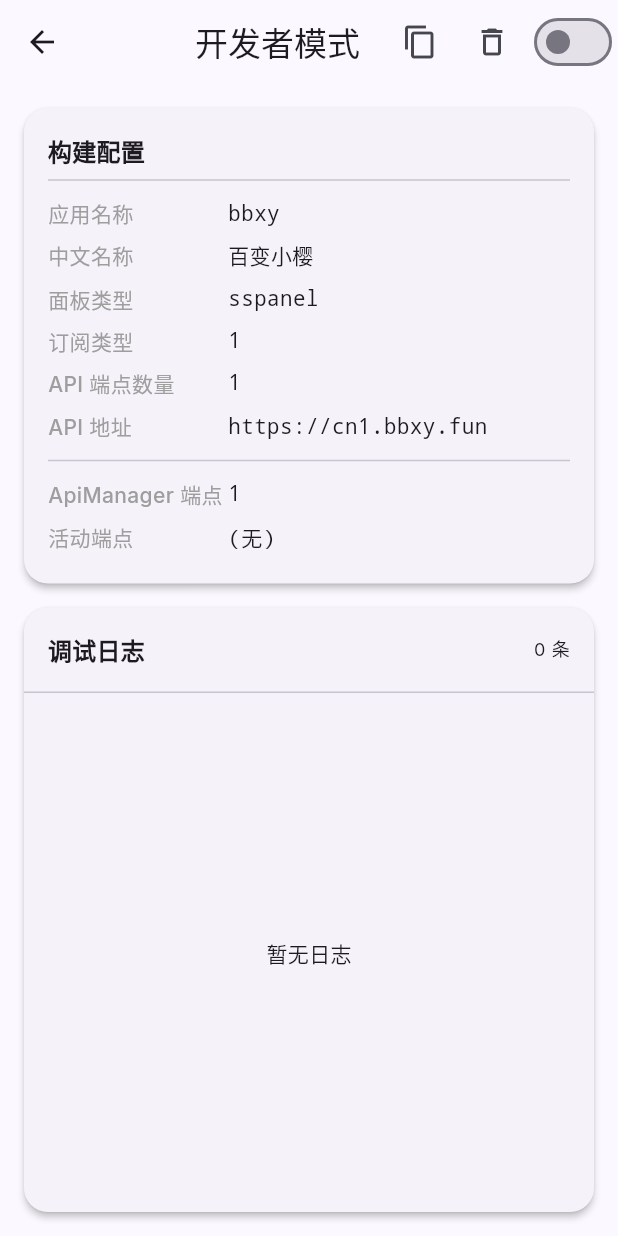
After one commit to annabeautiful1/vortex-app, a Flutter app: the DebugPanel screen opened directly, on a phone screen of 412 x 824 dp. The commit adds this screen. Run offline on Flutter 3.47's test engine with Material 3 defaults, Android fonts, the phone set to English and light mode, and no system bars; our stand-ins replace dio, flutter_animate, flutter_riverpod, flutter_secure_storage, go_router, google_fonts and 5 more; missing offline and left inert: dart:ffi; accounts and stored records are empty; network calls fail.

Commit message:
feat: 添加开发者模式调试面板
- 创建 DevMode 工具类用于记录调试日志
- 创建 DebugPanel 页面显示配置信息和日志
- 在登录页 Logo 连续点击 5 次可打开调试面板
- BuildConfig 和 ApiManager 添加详细调试日志
- 显示 API 端点测试结果、配置加载状态等信息
- 支持复制日志到剪贴板

🤖 Generated with [Claude Code](https://claude.com/claude-code)

Co-Authored-By: Claude <noreply@anthropic.com>

```diff
--- a/lib/core/api/api_manager.dart
+++ b/lib/core/api/api_manager.dart
@@ -1,5 +1,6 @@
 import 'package:dio/dio.dart';
 import '../utils/logger.dart';
+import '../utils/dev_mode.dart';
 import '../config/build_config.dart';
 import '../../shared/constants/app_constants.dart';
 
@@ -125,17 +126,33 @@ class ApiManager {
     VortexLogger.i(
       'ApiManager initialized with ${_endpoints.length} endpoints',
     );
+    DevMode.instance.log(
+      'ApiManager',
+      '初始化完成',
+      detail: '端点数量: ${_endpoints.length}',
+    );
   }
 
   /// Load API endpoints from BuildConfig
   void _loadEndpointsFromConfig() {
     final config = BuildConfig.instance;
 
+    DevMode.instance.log(
+      'ApiManager',
+      '从配置加载端点',
+      detail:
+          '''
+配置中的端点数量: ${config.apiEndpoints.length}
+端点列表: ${config.apiEndpoints}''',
+    );
+
     // Add API endpoints from config
     for (var i = 0; i < config.apiEndpoints.length; i++) {
       final url = config.apiEndpoints[i];
       if (url.isNotEmpty) {
-        addEndpoint(ApiEndpoint(url: _normalizeUrl(url), priority: i));
+        final normalizedUrl = _normalizeUrl(url);
+        addEndpoint(ApiEndpoint(url: normalizedUrl, priority: i));
+        DevMode.instance.log('ApiManager', '添加端点', detail: normalizedUrl);
       }
     }
 
@@ -176,30 +193,64 @@ class ApiManager {
 
   /// Test API endpoint availability
   Future<bool> testEndpoint(ApiEndpoint endpoint) async {
+    final testUrl = '${endpoint.url}$guestConfigEndpoint';
+    DevMode.instance.log('ApiManager', '测试端点', detail: testUrl);
+
     try {
-      final testUrl = '${endpoint.url}$guestConfigEndpoint';
-
       final response = await _dio.get(
         testUrl,
         options: Options(receiveTimeout: AppConstants.pingTimeout),
+      );
+
+      DevMode.instance.log(
+        'ApiManager',
+        '端点响应',
+        detail:
+            '''
+URL: $testUrl
+状态码: ${response.statusCode}
+响应类型: ${response.data.runtimeType}''',
       );
 
       if (response.statusCode == 200) {
         if (BuildConfig.instance.isV2board) {
           // V2board returns JSON with data field
           final data = response.data;
-          return data != null && data['data'] != null;
+          final success = data != null && data['data'] != null;
+          DevMode.instance.log(
+            'ApiManager',
+            'V2board 端点测试',
+            detail: '成功: $success',
+          );
+          return success;
         } else {
           // SSPanel returns JSON with config fields
           final data = response.data;
-          return data != null &&
+          final success =
+              data != null &&
               (data['is_email_verify'] != null ||
                   data['app_description'] != null);
+          DevMode.instance.log(
+            'ApiManager',
+            'SSPanel 端点测试',
+            detail:
+                '''
+成功: $success
+响应数据: $data''',
+          );
+          return success;
         }
       }
+      DevMode.instance.log(
+        'ApiManager',
+        '端点测试失败',
+        detail: '状态码: ${response.statusCode}',
+        isError: true,
+      );
       return false;
-    } catch (e) {
+    } catch (e, stack) {
       VortexLogger.e('Endpoint test failed: ${endpoint.url}', e);
+      DevMode.instance.error('ApiManager', '端点测试异常: ${endpoint.url}', e, stack);
       return false;
     }
   }
@@ -207,14 +258,26 @@ class ApiManager {
   /// Poll all endpoints and find the first available one
   Future<ApiEndpoint?> pollEndpoints() async {
     VortexLogger.i('Starting API endpoint polling...');
+    DevMode.instance.log(
+      'ApiManager',
+      '开始轮询端点',
+      detail: '端点数量: ${_endpoints.length}',
+    );
 
     if (_endpoints.isEmpty) {
       VortexLogger.w('No endpoints configured');
+      DevMode.instance.log('ApiManager', '没有配置端点', isError: true);
       return null;
     }
 
     for (var i = 0; i < _endpoints.length; i++) {
       final endpoint = _endpoints[i];
+      DevMode.instance.log(
+        'ApiManager',
+        '测试端点 ${i + 1}/${_endpoints.length}',
+        detail: endpoint.url,
+      );
+
       final isAvailable = await testEndpoint(endpoint);
 
       _endpoints[i] = endpoint.copyWith(
@@ -226,17 +289,24 @@ class ApiManager {
       if (isAvailable) {
         _activeEndpoint = _endpoints[i];
         VortexLogger.i('Found active endpoint: ${endpoint.url}');
+        DevMode.instance.log('ApiManager', '找到可用端点', detail: endpoint.url);
         return _activeEndpoint;
       }
     }
 
     VortexLogger.w('No active endpoints found');
+    DevMode.instance.log('ApiManager', '未找到可用端点', isError: true);
     return null;
   }
 
   /// Get the first active endpoint URL or poll if none active
   Future<String?> getActiveEndpointUrl() async {
     if (_activeEndpoint != null) {
+      DevMode.instance.log(
+        'ApiManager',
+        '使用已缓存的端点',
+        detail: _activeEndpoint!.url,
+      );
       return _activeEndpoint!.url;
     }
 
--- a/lib/core/config/build_config.dart
+++ b/lib/core/config/build_config.dart
@@ -3,6 +3,7 @@ import 'package:yaml/yaml.dart';
 
 import '../../shared/constants/app_constants.dart';
 import '../utils/logger.dart';
+import '../utils/dev_mode.dart';
 
 /// Panel type enum for build configuration
 enum BuildPanelType { v2board, sspanel }
@@ -71,8 +72,16 @@ class BuildConfig {
     }
 
     try {
+      DevMode.instance.log('BuildConfig', '开始加载 build_config.yaml');
       final yamlString = await rootBundle.loadString('build_config.yaml');
+      DevMode.instance.log(
+        'BuildConfig',
+        'YAML 文件加载成功',
+        detail: '长度: ${yamlString.length}',
+      );
+
       final yaml = loadYaml(yamlString) as YamlMap;
+      DevMode.instance.log('BuildConfig', 'YAML 解析成功');
 
       _instance = BuildConfig._(
         appName: _getString(yaml, 'app_name', 'Vortex'),
@@ -96,9 +105,25 @@ class BuildConfig {
       );
       VortexLogger.i('API endpoints: ${_instance!.apiEndpoints.length}');
 
+      // 详细的调试日志
+      DevMode.instance.log(
+        'BuildConfig',
+        '配置加载完成',
+        detail:
+            '''
+应用名称: ${_instance!.appName}
+中文名称: ${_instance!.appNameCn}
+面板类型: ${_instance!.panelType.name}
+订阅类型: ${_instance!.subscriptionType.isEmpty ? '(未设置)' : _instance!.subscriptionType}
+API 地址数量: ${_instance!.apiEndpoints.length}
+API 地址列表: ${_instance!.apiEndpoints.join(', ')}''',
+      );
+
       return _instance!;
-    } catch (e) {
+    } catch (e, stack) {
       VortexLogger.e('Failed to load build_config.yaml', e);
+      DevMode.instance.error('BuildConfig', '加载配置文件失败', e, stack);
+
       // Return default configuration
       _instance = const BuildConfig._(
         appName: 'Vortex',
@@ -116,6 +141,8 @@ class BuildConfig {
         supportUrl: '',
         telegramUrl: '',
       );
+
+      DevMode.instance.log('BuildConfig', '使用默认配置', detail: 'API 地址为空，需要手动配置');
       return _instance!;
     }
   }
--- /dev/null
+++ b/lib/core/utils/dev_mode.dart
@@ -0,0 +1,161 @@
+import 'package:flutter/foundation.dart';
+import 'package:flutter_riverpod/flutter_riverpod.dart';
+
+/// 开发者模式管理
+/// 用于调试和查看详细错误信息
+/// 正式上线时可以移除或禁用
+class DevMode {
+  static final DevMode _instance = DevMode._internal();
+  static DevMode get instance => _instance;
+  DevMode._internal();
+
+  /// 是否启用开发者模式
+  /// 在 debug 模式下默认启用
+  bool _enabled = kDebugMode;
+
+  /// 调试日志列表
+  final List<DebugLogEntry> _logs = [];
+
+  /// 最大日志条数
+  static const int _maxLogs = 200;
+
+  /// 是否启用
+  bool get isEnabled => _enabled;
+
+  /// 获取所有日志
+  List<DebugLogEntry> get logs => List.unmodifiable(_logs);
+
+  /// 启用开发者模式
+  void enable() {
+    _enabled = true;
+    log('DevMode', '开发者模式已启用');
+  }
+
+  /// 禁用开发者模式
+  void disable() {
+    _enabled = false;
+    _logs.clear();
+  }
+
+  /// 切换开发者模式
+  void toggle() {
+    if (_enabled) {
+      disable();
+    } else {
+      enable();
+    }
+  }
+
+  /// 添加日志
+  void log(String tag, String message, {String? detail, bool isError = false}) {
+    if (!_enabled) return;
+
+    final entry = DebugLogEntry(
+      timestamp: DateTime.now(),
+      tag: tag,
+      message: message,
+      detail: detail,
+      isError: isError,
+    );
+
+    _logs.add(entry);
+
+    // 保持日志数量在限制内
+    while (_logs.length > _maxLogs) {
+      _logs.removeAt(0);
+    }
+
+    // 同时输出到控制台
+    if (kDebugMode) {
+      final prefix = isError ? '❌' : '📝';
+      // ignore: avoid_print
+      print('$prefix [$tag] $message${detail != null ? '\n   $detail' : ''}');
+    }
+  }
+
+  /// 添加错误日志
+  void error(String tag, String message, [dynamic error, StackTrace? stack]) {
+    String? detail;
+    if (error != null) {
+      detail = error.toString();
+      if (stack != null) {
+        detail += '\n$stack';
+      }
+    }
+    log(tag, message, detail: detail, isError: true);
+  }
+
+  /// 清除日志
+  void clearLogs() {
+    _logs.clear();
+  }
+
+  /// 导出日志为文本
+  String exportLogs() {
+    final buffer = StringBuffer();
+    buffer.writeln('=== Vortex Debug Logs ===');
+    buffer.writeln('Time: ${DateTime.now().toIso8601String()}');
+    buffer.writeln('Total: ${_logs.length} entries');
+    buffer.writeln('');
+
+    for (final entry in _logs) {
+      final prefix = entry.isError ? '[ERROR]' : '[INFO]';
+      buffer.writeln(
+        '${entry.timestamp.toIso8601String()} $prefix [${entry.tag}] ${entry.message}',
+      );
+      if (entry.detail != null) {
+        buffer.writeln('  Detail: ${entry.detail}');
+      }
+    }
+
+    return buffer.toString();
+  }
+}
+
+/// 调试日志条目
+class DebugLogEntry {
+  final DateTime timestamp;
+  final String tag;
+  final String message;
+  final String? detail;
+  final bool isError;
+
+  const DebugLogEntry({
+    required this.timestamp,
+    required this.tag,
+    required this.message,
+    this.detail,
+    this.isError = false,
+  });
+
+  @override
+  String toString() {
+    final time =
+        '${timestamp.hour.toString().padLeft(2, '0')}:${timestamp.minute.toString().padLeft(2, '0')}:${timestamp.second.toString().padLeft(2, '0')}';
+    return '[$time] [$tag] $message';
+  }
+}
+
+/// DevMode Provider
+final devModeProvider = StateNotifierProvider<DevModeNotifier, bool>((ref) {
+  return DevModeNotifier();
+});
+
+class DevModeNotifier extends StateNotifier<bool> {
+  DevModeNotifier() : super(DevMode.instance.isEnabled);
+
+  void toggle() {
+    DevMode.instance.toggle();
+    state = DevMode.instance.isEnabled;
+  }
+
+  void enable() {
+    DevMode.instance.enable();
+    state = true;
+  }
+
+  void disable() {
+    DevMode.instance.disable();
+    state = false;
+  }
+}
--- /dev/null
+++ b/lib/features/debug/presentation/pages/debug_panel.dart
@@ -0,0 +1,245 @@
+import 'package:flutter/material.dart';
+import 'package:flutter/services.dart';
+import 'package:flutter_riverpod/flutter_riverpod.dart';
+
+import '../../../../core/utils/dev_mode.dart';
+import '../../../../core/config/build_config.dart';
+import '../../../../core/api/api_manager.dart';
+
+/// 调试面板 - 用于显示配置信息和日志
+/// 长按 Logo 5 次可以打开
+class DebugPanel extends ConsumerStatefulWidget {
+  const DebugPanel({super.key});
+
+  @override
+  ConsumerState<DebugPanel> createState() => _DebugPanelState();
+}
+
+class _DebugPanelState extends ConsumerState<DebugPanel> {
+  @override
+  Widget build(BuildContext context) {
+    final theme = Theme.of(context);
+    final devMode = ref.watch(devModeProvider);
+    final logs = DevMode.instance.logs;
+    final config = BuildConfig.instance;
+
+    return Scaffold(
+      appBar: AppBar(
+        title: const Text('开发者模式'),
+        actions: [
+          IconButton(
+            icon: const Icon(Icons.copy),
+            tooltip: '复制日志',
+            onPressed: () {
+              final logText = DevMode.instance.exportLogs();
+              Clipboard.setData(ClipboardData(text: logText));
+              ScaffoldMessenger.of(
+                context,
+              ).showSnackBar(const SnackBar(content: Text('日志已复制到剪贴板')));
+            },
+          ),
+          IconButton(
+            icon: const Icon(Icons.delete_outline),
+            tooltip: '清除日志',
+            onPressed: () {
+              DevMode.instance.clearLogs();
+              setState(() {});
+            },
+          ),
+          Switch(
+            value: devMode,
+            onChanged: (value) {
+              ref.read(devModeProvider.notifier).toggle();
+            },
+          ),
+        ],
+      ),
+      body: Column(
+        children: [
+          // 配置信息卡片
+          Card(
+            margin: const EdgeInsets.all(16),
+            child: Padding(
+              padding: const EdgeInsets.all(16),
+              child: Column(
+                crossAxisAlignment: CrossAxisAlignment.start,
+                children: [
+                  Text(
+                    '构建配置',
+                    style: theme.textTheme.titleMedium?.copyWith(
+                      fontWeight: FontWeight.bold,
+                    ),
+                  ),
+                  const Divider(),
+                  _buildConfigRow('应用名称', config.appName),
+                  _buildConfigRow('中文名称', config.appNameCn),
+                  _buildConfigRow('面板类型', config.panelType.name),
+                  _buildConfigRow(
+                    '订阅类型',
+                    config.subscriptionType.isEmpty
+                        ? '(默认)'
+                        : config.subscriptionType,
+                  ),
+                  _buildConfigRow('API 端点数量', '${config.apiEndpoints.length}'),
+                  if (config.apiEndpoints.isNotEmpty)
+                    _buildConfigRow('API 地址', config.apiEndpoints.join('\n')),
+                  const Divider(),
+                  _buildConfigRow(
+                    'ApiManager 端点',
+                    '${ApiManager.instance.endpoints.length}',
+                  ),
+                  _buildConfigRow(
+                    '活动端点',
+                    ApiManager.instance.activeEndpoint?.url ?? '(无)',
+                  ),
+                ],
+              ),
+            ),
+          ),
+
+          // 日志列表
+          Expanded(
+            child: Card(
+              margin: const EdgeInsets.fromLTRB(16, 0, 16, 16),
+              child: Column(
+                crossAxisAlignment: CrossAxisAlignment.start,
+                children: [
+                  Padding(
+                    padding: const EdgeInsets.all(16),
+                    child: Row(
+                      children: [
+                        Text(
+                          '调试日志',
+                          style: theme.textTheme.titleMedium?.copyWith(
+                            fontWeight: FontWeight.bold,
+                          ),
+                        ),
+                        const Spacer(),
+                        Text(
+                          '${logs.length} 条',
+                          style: theme.textTheme.bodySmall,
+                        ),
+                      ],
+                    ),
+                  ),
+                  const Divider(height: 1),
+                  Expanded(
+                    child: logs.isEmpty
+                        ? const Center(child: Text('暂无日志'))
+                        : ListView.builder(
+                            itemCount: logs.length,
+                            itemBuilder: (context, index) {
+                              // 倒序显示，最新的在上面
+                              final entry = logs[logs.length - 1 - index];
+                              return _buildLogEntry(entry);
+                            },
+                          ),
+                  ),
+                ],
+              ),
+            ),
+          ),
+        ],
+      ),
+    );
+  }
+
+  Widget _buildConfigRow(String label, String value) {
+    return Padding(
+      padding: const EdgeInsets.symmetric(vertical: 4),
+      child: Row(
+        crossAxisAlignment: CrossAxisAlignment.start,
+        children: [
+          SizedBox(
+            width: 120,
+            child: Text(
+              label,
+              style: const TextStyle(
+                fontWeight: FontWeight.w500,
+                color: Colors.grey,
+              ),
+            ),
+          ),
+          Expanded(
+            child: SelectableText(
+              value,
+              style: const TextStyle(fontFamily: 'monospace'),
+            ),
+          ),
+        ],
+      ),
+    );
+  }
+
+  Widget _buildLogEntry(DebugLogEntry entry) {
+    final time =
+        '${entry.timestamp.hour.toString().padLeft(2, '0')}:${entry.timestamp.minute.toString().padLeft(2, '0')}:${entry.timestamp.second.toString().padLeft(2, '0')}';
+
+    return Container(
+      padding: const EdgeInsets.symmetric(horizontal: 16, vertical: 8),
+      decoration: BoxDecoration(
+        color: entry.isError ? Colors.red.withValues(alpha: 0.1) : null,
+        border: Border(
+          bottom: BorderSide(color: Colors.grey.withValues(alpha: 0.2)),
+        ),
+      ),
+      child: Column(
+        crossAxisAlignment: CrossAxisAlignment.start,
+        children: [
+          Row(
+            children: [
+              Icon(
+                entry.isError ? Icons.error_outline : Icons.info_outline,
+                size: 16,
+                color: entry.isError ? Colors.red : Colors.blue,
+              ),
+              const SizedBox(width: 8),
+              Text(
+                time,
+                style: TextStyle(
+                  fontSize: 12,
+                  color: Colors.grey[600],
+                  fontFamily: 'monospace',
+                ),
+              ),
+              const SizedBox(width: 8),
+              Container(
+                padding: const EdgeInsets.symmetric(horizontal: 6, vertical: 2),
+                decoration: BoxDecoration(
+                  color: Colors.grey.withValues(alpha: 0.2),
+                  borderRadius: BorderRadius.circular(4),
+                ),
+                child: Text(
+                  entry.tag,
+                  style: const TextStyle(
+                    fontSize: 10,
+                    fontWeight: FontWeight.bold,
+                  ),
+                ),
+              ),
+            ],
+          ),
+          const SizedBox(height: 4),
+          SelectableText(
+            entry.message,
+            style: TextStyle(
+              fontWeight: FontWeight.w500,
+              color: entry.isError ? Colors.red : null,
+            ),
+          ),
+          if (entry.detail != null) ...[
+            const SizedBox(height: 4),
+            SelectableText(
+              entry.detail!,
+              style: TextStyle(
+                fontSize: 12,
+                color: Colors.grey[600],
+                fontFamily: 'monospace',
+              ),
+            ),
+          ],
+        ],
+      ),
+    );
+  }
+}
```
Also changed, not shown: lib/features/auth/presentation/pages/login_page.dart (+43 -3 lines).
